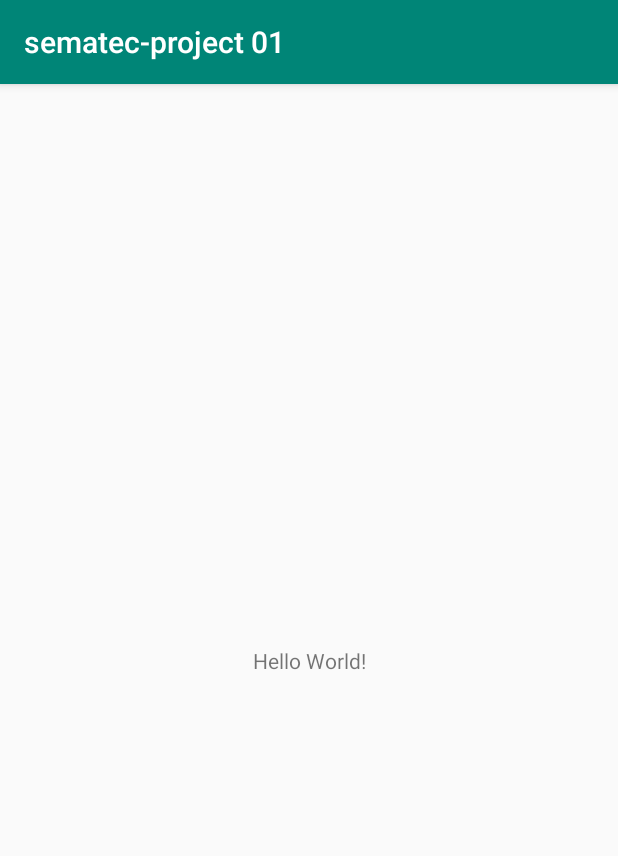
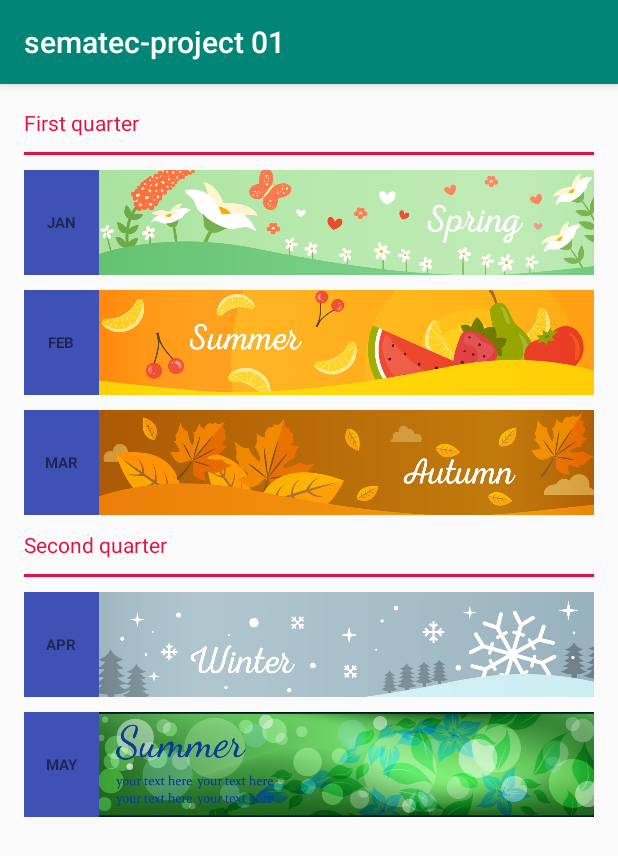
Before and after one commit to Mehrnazalirezaei/sematecproject02, an Android app: the screen it shows after launch (MainActivity), on a phone screen of 412 x 824 dp. Shown: the top 856 px of the screen. Run offline under Robolectric (Android 15) with nearby library versions, the phone set to English and light mode, and no system bars.

Commit message:
task session3

```diff
--- a/app/src/main/java/ir/roojano/sematec/project01/MainActivity.java
+++ b/app/src/main/java/ir/roojano/sematec/project01/MainActivity.java
@@ -3,6 +3,7 @@ package ir.roojano.sematec.project01;
 import androidx.appcompat.app.AppCompatActivity;
 
 import android.os.Bundle;
+import android.util.Log;
 
 public class MainActivity extends AppCompatActivity {
 
@@ -10,5 +11,44 @@ public class MainActivity extends AppCompatActivity {
     protected void onCreate(Bundle savedInstanceState) {
         super.onCreate(savedInstanceState);
         setContentView(R.layout.activity_main);
+        Log.d("MyTag","OnCreate");
+
     }
+
+    @Override
+    protected void onStart() {
+        Log.d("MyTag","OnStart");
+        super.onStart();
+    }
+
+    @Override
+    protected void onResume() {
+        Log.d("MyTag","OnResume");
+        super.onResume();
+    }
+
+    @Override
+    protected void onPause() {
+        Log.d("MyTag","OnPause");
+        super.onPause();
+    }
+
+    @Override
+    protected void onStop() {
+        Log.d("MyTag","OnStop");
+        super.onStop();
+    }
+
+    @Override
+    protected void onDestroy() {
+        Log.d("MyTag","Destroy");
+        super.onDestroy();
+
+    }
+
+    @Override
+    protected void onRestart() {
+        Log.d("MyTag","OnRestart");
+        super.onRestart();
+        }
 }
--- a/app/src/main/res/layout/activity_main.xml
+++ b/app/src/main/res/layout/activity_main.xml
@@ -1,18 +1,159 @@
 <?xml version="1.0" encoding="utf-8"?>
-<androidx.constraintlayout.widget.ConstraintLayout xmlns:android="http://schemas.android.com/apk/res/android"
-    xmlns:app="http://schemas.android.com/apk/res-auto"
+<LinearLayout xmlns:android="http://schemas.android.com/apk/res/android"
     xmlns:tools="http://schemas.android.com/tools"
-    android:layout_width="match_parent"
-    android:layout_height="match_parent"
-    tools:context=".MainActivity">
-
+    android:orientation="vertical"
+    android:layout_width="fill_parent"
+    android:layout_height="fill_parent"
+    android:padding="16dp">
     <TextView
         android:layout_width="wrap_content"
         android:layout_height="wrap_content"
-        android:text="Hello World!"
-        app:layout_constraintBottom_toBottomOf="parent"
-        app:layout_constraintLeft_toLeftOf="parent"
-        app:layout_constraintRight_toRightOf="parent"
-        app:layout_constraintTop_toTopOf="parent" />
+        android:text="First quarter"
+        android:textColor="@color/titleColor"
+        android:layout_marginBottom="10dp"
+        />
+    <View
+        android:layout_width = "fill_parent"
+        android:layout_height="2dp"
+        android:background="@color/titleColor"
+        android:layout_marginBottom="10dp"
+        />
 
-</androidx.constraintlayout.widget.ConstraintLayout>
+    <LinearLayout
+        android:layout_width="400dp"
+        android:layout_height="70dp"
+        android:layout_marginBottom="10dp"
+        android:background="#002E2424"
+        android:fadingEdge="vertical"
+        android:orientation="horizontal">
+
+        <TextView
+            android:layout_width="50dp"
+            android:layout_height="70dp"
+            android:background="@color/textColor"
+            android:gravity="center_vertical"
+            android:layoutDirection="locale"
+            android:text="jan"
+            android:textAlignment="center"
+            android:textAllCaps="true"
+            android:textSize="10sp"
+            android:textStyle="bold" />
+
+        <ImageView
+            android:layout_width="wrap_content"
+            android:layout_height="70dp"
+            android:scaleType="centerCrop"
+            android:src="@drawable/ax01" />
+    </LinearLayout>
+
+    <LinearLayout
+        android:layout_width="wrap_content"
+        android:layout_height="wrap_content"
+        android:layout_marginBottom="10dp"
+        android:background="#00422121"
+        android:orientation="horizontal">\n
+
+        <TextView
+            android:layout_width="50dp"
+            android:layout_height="70dp"
+            android:background="@color/textColor"
+            android:gravity="center_vertical"
+            android:text="feb"
+            android:textAlignment="center"
+            android:textAllCaps="true"
+            android:textSize="10sp"
+            android:textStyle="bold" />
+
+        <ImageView
+            android:layout_width="wrap_content"
+            android:layout_height="70dp"
+            android:scaleType="centerCrop"
+            android:src="@drawable/ax02" />
+    </LinearLayout> \n
+    <LinearLayout
+        android:layout_width="wrap_content"
+        android:layout_height="wrap_content"
+        android:orientation="horizontal"
+        android:layout_marginBottom="10dp"
+        android:background="@color/colorAccent">
+
+        <TextView
+            android:layout_width="50dp"
+            android:layout_height="70dp"
+            android:background="@color/textColor"
+            android:gravity="center_vertical"
+            android:text="mar"
+            android:textAlignment="center"
+            android:textAllCaps="true"
+            android:textSize="10sp"
+            android:textStyle="bold" />
+        <ImageView
+            android:layout_width="wrap_content"
+            android:layout_height="70dp"
+            android:src="@drawable/ax03"
+            android:scaleType="centerCrop"/>
+    </LinearLayout>
+    <TextView
+        android:layout_width="wrap_content"
+        android:layout_height="wrap_content"
+        android:text="Second quarter"
+        android:textColor="@color/titleColor"
+        android:layout_marginBottom="10dp"
+
+        />
+    <View
+        android:layout_width = "fill_parent"
+        android:layout_height="2dp"
+        android:background="@color/titleColor"
+        android:layout_marginBottom="10dp"/>
+    <LinearLayout
+        android:layout_width="wrap_content"
+        android:layout_height="wrap_content"
+        android:layout_marginBottom="10dp"
+        android:orientation="horizontal"
+        android:background="@color/colorPrimary">
+
+        <TextView
+            android:layout_width="50dp"
+            android:layout_height="70dp"
+            android:background="@color/textColor"
+            android:gravity="center_vertical"
+            android:text="apr"
+            android:textAlignment="center"
+            android:textAllCaps="true"
+            android:textSize="10sp"
+            android:textStyle="bold" />
+        <ImageView
+            android:layout_width="wrap_content"
+            android:layout_height="70dp"
+            android:src="@drawable/ax04"
+            android:scaleType="centerCrop"
+
+            />
+    </LinearLayout>
+    <LinearLayout
+        android:layout_width="wrap_content"
+        android:layout_height="wrap_content" android:orientation="horizontal"
+        >
+
+        <TextView
+            android:layout_width="50dp"
+            android:layout_height="70dp"
+            android:background="@color/textColor"
+            android:gravity="center_vertical"
+            android:text="may"
+            android:textAlignment="center"
+            android:textAllCaps="true"
+            android:textSize="10sp"
+            android:textStyle="bold"
+
+
+            />
+        <ImageView
+            android:layout_width="wrap_content"
+            android:layout_height="70dp"
+            android:src="@drawable/ax06"
+            android:scaleType="centerCrop"/>
+    </LinearLayout>
+
+</LinearLayout>
--- a/app/src/main/res/values/colors.xml
+++ b/app/src/main/res/values/colors.xml
@@ -3,4 +3,8 @@
     <color name="colorPrimary">#008577</color>
     <color name="colorPrimaryDark">#00574B</color>
     <color name="colorAccent">#D81B60</color>
+    <color name="textColor">#3F51B5</color>
+    <color name="titleColor">#E21143</color>
+
+
 </resources>
--- a/app/src/main/res/values/strings.xml
+++ b/app/src/main/res/values/strings.xml
@@ -1,3 +1,4 @@
 <resources>
     <string name="app_name">sematec-project 01</string>
+
 </resources>
--- a/build.gradle
+++ b/build.gradle
@@ -7,7 +7,7 @@ buildscript {
 
     }
     dependencies {
-        classpath 'com.android.tools.build:gradle:3.4.0'
+        classpath 'com.android.tools.build:gradle:3.4.2'
 
         // NOTE: Do not place your application dependencies here; they belong
         // in the individual module build.gradle files
```
Also changed, not shown: app/src/main/res/drawable/ax01.jpg (added), app/src/main/res/drawable/ax02.jpg (added), app/src/main/res/drawable/ax03.jpg (added), app/src/main/res/drawable/ax04.jpg (added), app/src/main/res/drawable/ax05.jpg (added), app/src/main/res/drawable/ax06.jpg (added).
